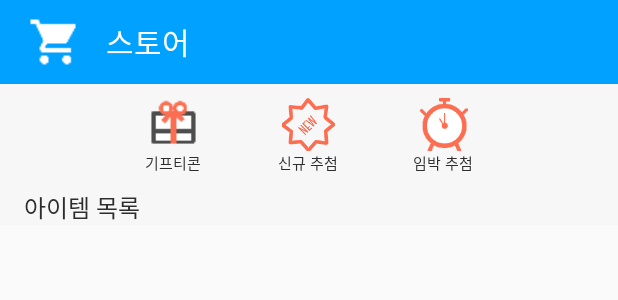
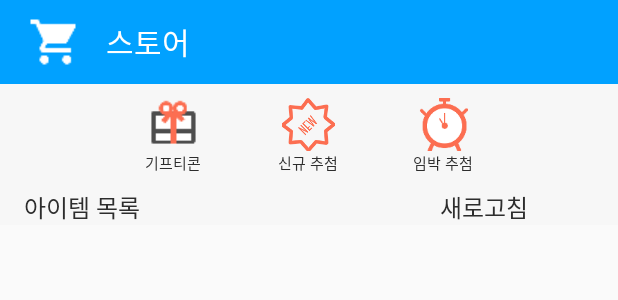
Before and after one commit to kyounginbaek/Adlots_android, an Android app: the layout activity_main_second_page.xml on its own in the app's theme, with its tools: preview values and no code run, on a phone screen of 412 x 824 dp. Shown: the top 300 px of the screen. Run offline under Robolectric (Android 15) with nearby library versions, the phone set to English and light mode, and no system bars; Roboto replaces fonts that are not available here.

Commit message:
2016.05.02.#2

```diff
--- a/app/src/main/java/com/adlots/adlots/rest/RestClient.java
+++ b/app/src/main/java/com/adlots/adlots/rest/RestClient.java
@@ -59,7 +59,7 @@ public class RestClient {
 
         //특정 아이템 1개 정보만 가져오기
         @POST("/getoneItem.php")
-        void getoneItem(@Body Map<String, String> getoneItem, Callback<List<MainSecondItem>> callback); //MainSecondItem 공유
+        void getoneItem(@Body Map<String, String> getoneItem, Callback<JsonElement> callback); //MainSecondItem 공유
 
         //유저아이템 정보 가져오기
         @POST("/getuserItem.php")
--- a/app/src/main/res/layout/activity_main_second_page.xml
+++ b/app/src/main/res/layout/activity_main_second_page.xml
@@ -47,7 +47,7 @@
             android:layout_height="fill_parent"
             android:gravity="center"
             android:orientation="vertical"
-            android:id="@+id/giftcon"
+            android:id="@+id/main2_giftcon"
             >
             <Button
                 android:layout_width="35dp"
@@ -69,7 +69,7 @@
             android:layout_height="fill_parent"
             android:gravity="center"
             android:orientation="vertical"
-            android:id="@+id/delivery"
+            android:id="@+id/main2_delivery"
             >
             <Button
                 android:layout_width="35dp"
@@ -91,7 +91,7 @@
             android:layout_height="fill_parent"
             android:gravity="center"
             android:orientation="vertical"
-            android:id="@+id/deadline"
+            android:id="@+id/main2_deadline"
             >
             <Button
                 android:layout_width="35dp"
@@ -125,6 +125,16 @@
             android:textSize="16dp"
             android:textColor="#2d2d2d"
             />
+
+        <TextView
+            android:layout_width="wrap_content"
+            android:layout_height="wrap_content"
+            android:layout_marginLeft="200dp"
+            android:id="@+id/main2_txtbtn_refresh"
+            android:text="새로고침"
+            android:textSize="16dp"
+            android:textColor="#2d2d2d"
+            />
     </LinearLayout>
 
     /* 상품 전체 페이지 */
```
Also changed, not shown: app/src/main/java/com/adlots/adlots/activity/MainActivity/MainSecondFragment/MainSecondListAdapter.java (+5 -10 lines), app/src/main/java/com/adlots/adlots/activity/MainActivity/MainSecondPage.java (+34 -11 lines), app/src/main/res/layout/popup_main_second_itemlots.xml (+31 -31 lines).
